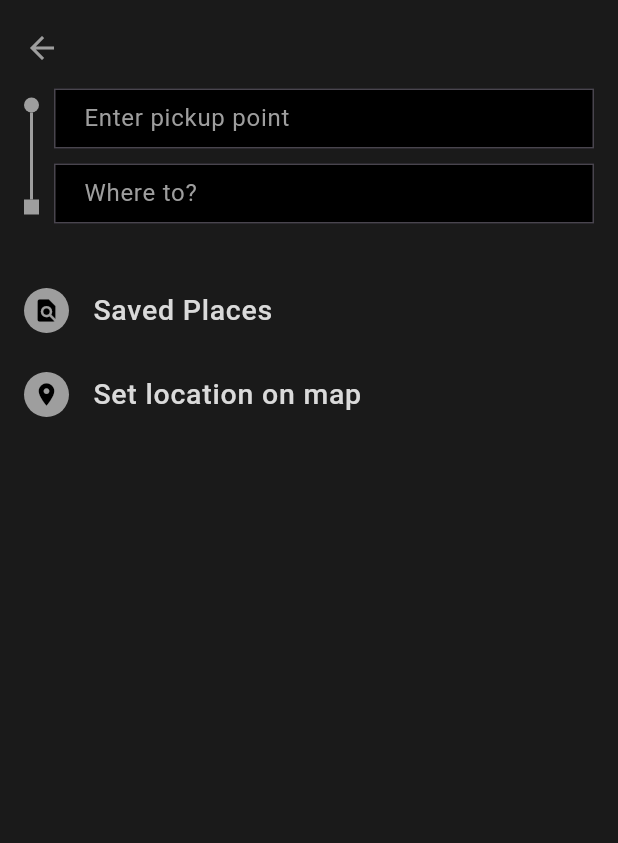
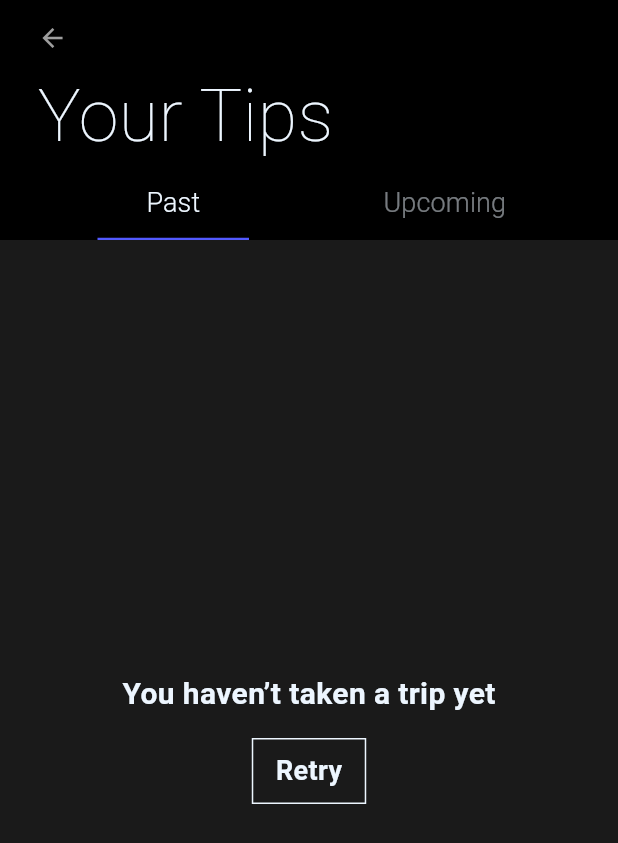
Before and after one commit to Sahil-Kundaliya/Uber-App-Clone, a Flutter app: the screen it shows after launch, on a phone screen of 412 x 824 dp. Shown: the top 843 px of the screen. Run offline on Flutter 3.47's test engine with Material 3 defaults, Android fonts, the phone set to English and light mode, and no system bars; our stand-ins replace flutter_bloc, google_fonts.

Commit message:
YourTipsScreen added
YourTipsScreen added

```diff
--- a/lib/constant/app_routes.dart
+++ b/lib/constant/app_routes.dart
@@ -1,5 +1,10 @@
 import 'package:flutter/material.dart';
 import 'package:uber_app_ui_challenge/features/auth/pages/auth_page.dart';
+import 'package:uber_app_ui_challenge/features/drawer/pages/account_page.dart';
+import 'package:uber_app_ui_challenge/features/drawer/pages/messages_page.dart';
+import 'package:uber_app_ui_challenge/features/drawer/pages/payment_page.dart';
+import 'package:uber_app_ui_challenge/features/drawer/pages/uber_pass_page.dart';
+import 'package:uber_app_ui_challenge/features/drawer/pages/your_tips_page.dart';
 import 'package:uber_app_ui_challenge/features/home/pages/confirm_package_page.dart';
 import 'package:uber_app_ui_challenge/features/home/pages/home_page.dart';
 import 'package:uber_app_ui_challenge/features/home/pages/select_package_page.dart';
@@ -32,5 +37,12 @@ class AppRoutes {
     ConfirmPaymentScreen.confirmPaymentScreen: (context) =>
         const ConfirmPaymentScreen(),
     ThankYouScreen.thankYouScreen: (context) => const ThankYouScreen(),
+
+    //drawer
+    AccountScreen.accountScreen: (context) => const AccountScreen(),
+    YourTipsScreen.yourTipsScreen: (context) => const YourTipsScreen(),
+    MessagesScreen.messagesScreen: (context) => const MessagesScreen(),
+    UberPassScreen.uberPassScreen: (context) => const UberPassScreen(),
+    PaymentScreen.paymentScreen: (context) => const PaymentScreen(),
   };
 }
--- /dev/null
+++ b/lib/features/drawer/cubits/drawer_cubit.dart
@@ -0,0 +1,18 @@
+import 'package:flutter/material.dart';
+import 'package:flutter_bloc/flutter_bloc.dart';
+import 'package:uber_app_ui_challenge/features/drawer/cubits/drawer_state.dart';
+
+class DrawerCubit extends Cubit<DrawerState> {
+  DrawerCubit(TickerProvider vsync) : super(InitialDrawerState()) {
+    _tabController = TabController(length: 2, vsync: vsync);
+  }
+
+  late final TabController _tabController;
+  TabController get tabController => _tabController;
+
+  @override
+  Future<void> close() {
+    _tabController.dispose();
+    return super.close();
+  }
+}
--- /dev/null
+++ b/lib/features/drawer/cubits/drawer_state.dart
@@ -0,0 +1,5 @@
+abstract class DrawerState {}
+
+class InitialDrawerState extends DrawerState {}
+
+class UpdateDrawerState extends DrawerState {}
--- /dev/null
+++ b/lib/features/drawer/pages/account_page.dart
@@ -0,0 +1,12 @@
+import 'package:flutter/material.dart';
+
+class AccountScreen extends StatelessWidget {
+  const AccountScreen({super.key});
+
+  static String accountScreen = '/AccountScreen';
+
+  @override
+  Widget build(BuildContext context) {
+    return const Placeholder();
+  }
+}
--- /dev/null
+++ b/lib/features/drawer/pages/messages_page.dart
@@ -0,0 +1,12 @@
+import 'package:flutter/material.dart';
+
+class MessagesScreen extends StatelessWidget {
+  const MessagesScreen({super.key});
+
+  static const String messagesScreen = '/MessagesScreen';
+
+  @override
+  Widget build(BuildContext context) {
+    return const Placeholder();
+  }
+}
--- /dev/null
+++ b/lib/features/drawer/pages/payment_page.dart
@@ -0,0 +1,12 @@
+import 'package:flutter/material.dart';
+
+class PaymentScreen extends StatelessWidget {
+  const PaymentScreen({super.key});
+
+  static const String paymentScreen = '/PaymentScreen';
+
+  @override
+  Widget build(BuildContext context) {
+    return const Placeholder();
+  }
+}
--- /dev/null
+++ b/lib/features/drawer/pages/uber_pass_page.dart
@@ -0,0 +1,12 @@
+import 'package:flutter/material.dart';
+
+class UberPassScreen extends StatelessWidget {
+  const UberPassScreen({super.key});
+
+  static const String uberPassScreen = '/UberPassScreen';
+
+  @override
+  Widget build(BuildContext context) {
+    return const Placeholder();
+  }
+}
--- /dev/null
+++ b/lib/features/drawer/pages/your_tips_page.dart
@@ -0,0 +1,118 @@
+import 'package:flutter/material.dart';
+import 'package:google_fonts/google_fonts.dart';
+import 'package:uber_app_ui_challenge/constant/app_colors.dart';
+import 'package:flutter_bloc/flutter_bloc.dart';
+import 'package:uber_app_ui_challenge/features/drawer/cubits/drawer_cubit.dart';
+
+class YourTipsScreen extends StatelessWidget {
+  const YourTipsScreen({super.key});
+
+  static const String yourTipsScreen = '/YourTipsScreen';
+
+  Widget tabviewWidget() {
+    return Container(
+      color: AppColors.backgroundColors,
+      child: Column(
+        crossAxisAlignment: CrossAxisAlignment.center,
+        mainAxisAlignment: MainAxisAlignment.center,
+        children: [
+          Text('You haven’t taken a trip yet',
+              style: GoogleFonts.roboto(
+                  fontSize: 20,
+                  fontWeight: FontWeight.bold,
+                  color: Color(0xffEDF6FF))),
+          Padding(
+            padding: const EdgeInsets.only(top: 15),
+            child: Container(
+              decoration: BoxDecoration(
+                  border: Border.all(color: Color(0xffEDF6FF)),
+                  borderRadius: BorderRadius.circular(0)),
+              child: Padding(
+                padding:
+                    const EdgeInsets.symmetric(vertical: 8, horizontal: 15),
+                child: Text('Retry',
+                    style: GoogleFonts.roboto(
+                        fontSize: 18,
+                        fontWeight: FontWeight.bold,
+                        color: Color(0xffEDF6FF))),
+              ),
+            ),
+          )
+        ],
+      ),
+    );
+  }
+
+  @override
+  Widget build(BuildContext context) {
+    final tabController = context.read<DrawerCubit>().tabController;
+
+    return Scaffold(
+      backgroundColor: AppColors.customBlackColors,
+      body: SafeArea(
+        child: Column(
+          crossAxisAlignment: CrossAxisAlignment.start,
+          children: [
+            Padding(
+              padding: EdgeInsets.fromLTRB(25, 15, 0, 0),
+              child: GestureDetector(
+                onTap: () {
+                  Navigator.pop(context);
+                },
+                child: Icon(
+                  Icons.arrow_back,
+                  size: 20,
+                  color: Colors.grey,
+                ),
+              ),
+            ),
+            Padding(
+              padding: const EdgeInsets.only(left: 25, top: 8),
+              child: Text(
+                'Your Tips',
+                style: GoogleFonts.roboto(
+                    fontSize: 48,
+                    fontWeight: FontWeight.w200,
+                    color: const Color(0xffEDF6FF)),
+              ),
+            ),
+            TabBar(
+              controller: tabController,
+              padding: const EdgeInsets.symmetric(horizontal: 25),
+              indicatorSize: TabBarIndicatorSize.tab,
+              indicator: UnderlineTabIndicator(
+                borderSide:
+                    BorderSide(width: 1.5, color: AppColors.primary2Colors),
+                insets: const EdgeInsets.symmetric(horizontal: 40),
+              ),
+              dividerColor: Colors.transparent,
+              labelColor: const Color(0xffEDF6FF),
+              unselectedLabelColor: const Color(0xffEDF6FF).withOpacity(0.5),
+              labelStyle: GoogleFonts.roboto(
+                fontSize: 18,
+                fontWeight: FontWeight.w300,
+              ),
+              unselectedLabelStyle: GoogleFonts.roboto(
+                fontSize: 18,
+                fontWeight: FontWeight.w300,
+              ),
+              tabs: const <Widget>[
+                Tab(text: 'Past'),
+                Tab(text: 'Upcoming'),
+              ],
+            ),
+            Expanded(
+              child: TabBarView(
+                controller: tabController,
+                children: <Widget>[
+                  tabviewWidget(),
+                  tabviewWidget(),
+                ],
+              ),
+            ),
+          ],
+        ),
+      ),
+    );
+  }
+}
--- a/lib/features/map/pages/thank_you_page.dart
+++ b/lib/features/map/pages/thank_you_page.dart
@@ -30,7 +30,7 @@ class ThankYouScreen extends StatelessWidget {
                     onTap: () {
                       Navigator.pop(context);
                     },
-                    child: Icon(
+                    child: const Icon(
                       Icons.arrow_back,
                       color: Colors.grey,
                     ),
@@ -41,7 +41,7 @@ class ThankYouScreen extends StatelessWidget {
                   child: Container(
                     height: 283,
                     width: size.width,
-                    decoration: BoxDecoration(
+                    decoration: const BoxDecoration(
                         image: DecorationImage(
                             image: AssetImage(AppImages.thankYouLogo))),
                   ),
@@ -77,7 +77,7 @@ class ThankYouScreen extends StatelessWidget {
                     ),
                   ),
                 ),
-                Spacer(),
+                const Spacer(),
                 Padding(
                   padding: const EdgeInsets.only(
                     bottom: 50,
@@ -93,7 +93,7 @@ class ThankYouScreen extends StatelessWidget {
                       },
                       child: Container(
                         width: size.width * 0.8,
-                        decoration: BoxDecoration(color: Color(0xff2B2B2B)),
+                        decoration: const BoxDecoration(color: Color(0xff2B2B2B)),
                         child: Padding(
                           padding: const EdgeInsets.symmetric(vertical: 8),
                           child: Text(
--- a/lib/main.dart
+++ b/lib/main.dart
@@ -1,18 +1,23 @@
 import 'package:flutter/material.dart';
 import 'package:flutter_bloc/flutter_bloc.dart';
 import 'package:uber_app_ui_challenge/constant/app_routes.dart';
+import 'package:uber_app_ui_challenge/features/drawer/cubits/drawer_cubit.dart';
+import 'package:uber_app_ui_challenge/features/drawer/pages/your_tips_page.dart';
 import 'package:uber_app_ui_challenge/features/home/cubits/home_cubit.dart';
-import 'package:uber_app_ui_challenge/features/home/pages/home_page.dart';
 import 'package:uber_app_ui_challenge/features/map/cubits/map_cubit.dart';
-import 'package:uber_app_ui_challenge/features/map/pages/map_page.dart';
 
 void main() {
   runApp(const MyApp());
 }
 
-class MyApp extends StatelessWidget {
+class MyApp extends StatefulWidget {
   const MyApp({super.key});
 
+  @override
+  State<MyApp> createState() => _MyAppState();
+}
+
+class _MyAppState extends State<MyApp> with TickerProviderStateMixin {
   @override
   Widget build(BuildContext context) {
     return MultiBlocProvider(
@@ -22,6 +27,9 @@
         ),
         BlocProvider(
           create: (context) => MapCubit(),
+        ),
+        BlocProvider(
+          create: (context) => DrawerCubit(this),
         ),
       ],
       child: MaterialApp(
@@ -33,7 +41,7 @@
         // home: const SplashScreen(),
         routes: AppRoutes.instance.routes,
         // initialRoute: AppRoutes.instance.splashPage,
-        initialRoute: MapScreen.mapScreen,
+        initialRoute: YourTipsScreen.yourTipsScreen,
       ),
     );
   }
```
